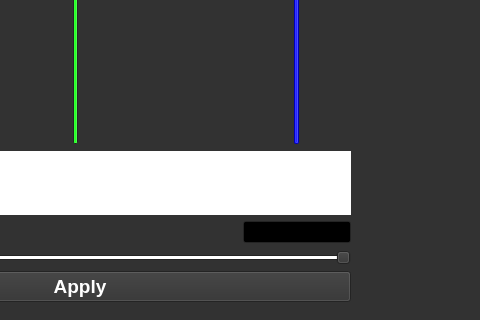
Before: the Qt Designer form mainwindow.ui in Stephen-Hamilton-C/SigmonLED-App-Qt, drawn with Qt 5; both pictures show x 320 to 800 and y 280 to 600 of the 800 by 600 pixel window.
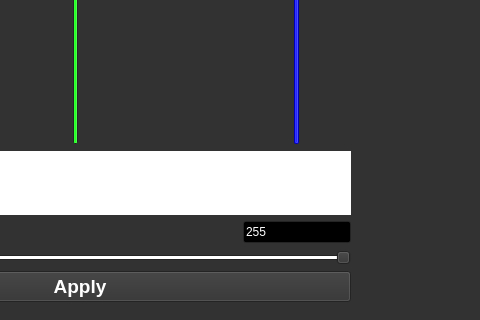
After: the same form once the commit is applied.

Commit message: Set brightnessEdit to be default

What changed in the file:
```diff
--- a/mainwindow.ui
+++ b/mainwindow.ui
@@ -745,6 +745,9 @@
             <verstretch>0</verstretch>
            </sizepolicy>
           </property>
+          <property name="text">
+           <string>255</string>
+          </property>
          </widget>
         </item>
         <item row="2" column="0" colspan="3">
```
Left out of the diff: 6 changed lines with no effect on the pictures.
